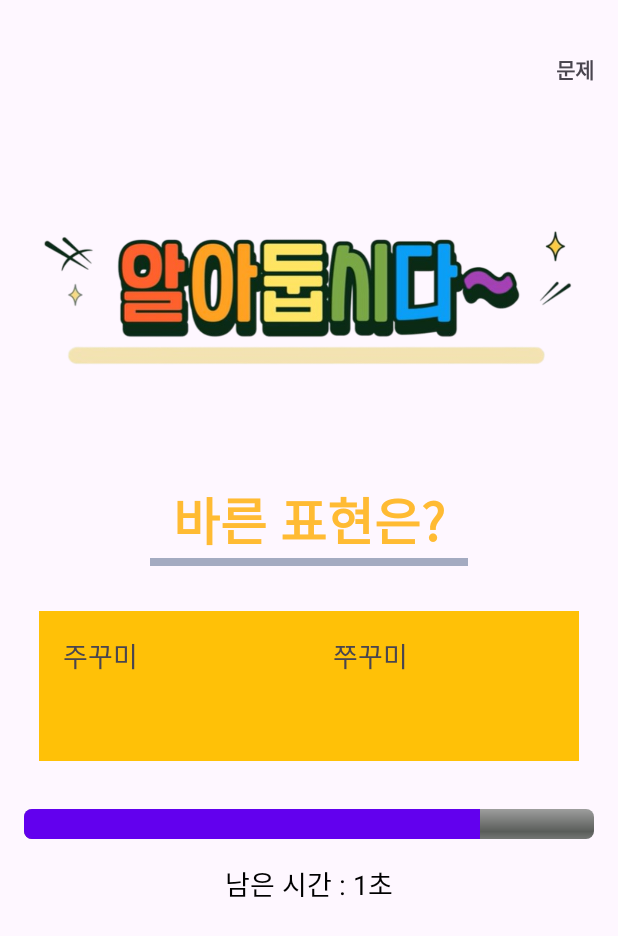
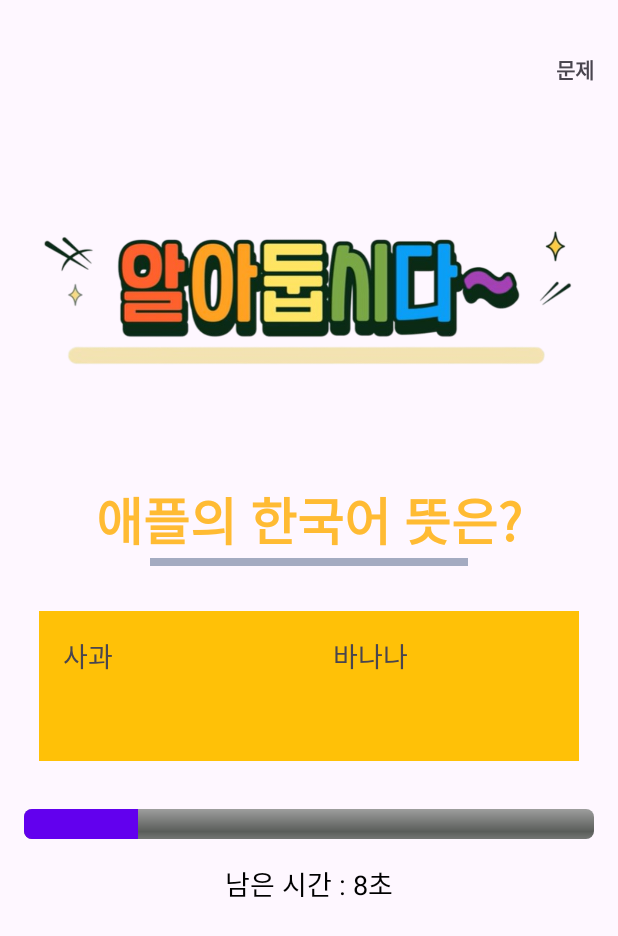
Before and after one commit to N-jongsik/QuizApp, an Android app: the QuizActivity screen opened directly, with no data from a screen before it, after a tap on "주꾸미", on a phone screen of 412 x 824 dp. Shown: the top 936 px of the screen. Run offline under Robolectric (Android 15) with nearby library versions, the phone set to English and light mode, and no system bars.

Commit message:
List DATA

```diff
--- a/app/src/main/java/com/example/quizapp/MainActivity.kt
+++ b/app/src/main/java/com/example/quizapp/MainActivity.kt
@@ -9,7 +9,6 @@ import androidx.activity.enableEdgeToEdge
 import androidx.appcompat.app.AppCompatActivity
 import androidx.core.view.ViewCompat
 import androidx.core.view.WindowInsetsCompat
-import com.example.quizapp.QuizActivity
 
 class MainActivity : AppCompatActivity() {
 
--- /dev/null
+++ b/app/src/main/java/com/example/quizapp/Question.kt
@@ -0,0 +1,7 @@
+package com.example.quizapp
+
+data class Question(
+    val questionText: String, // 질문
+    val options: List<String>, // 선택지
+    val correctAnswer: String // 정답
+)
--- a/app/src/main/java/com/example/quizapp/QuizActivity.kt
+++ b/app/src/main/java/com/example/quizapp/QuizActivity.kt
@@ -15,9 +15,25 @@ class QuizActivity : AppCompatActivity() {
     private lateinit var timerTextView: TextView
     private lateinit var option1: FrameLayout
     private lateinit var option2: FrameLayout
+    private lateinit var option1Text: TextView
+    private lateinit var option2Text: TextView
 
-    private var timeLeft: Int = 5 // 타이머 시간 (초)
+    private var timeLeft: Int = 10 // 타이머 시간 (초)
     private var progress: Int = 0
+    private var currentQuestionIndex = 0 // 현재 문제 인덱스
+
+    private val questions = listOf(
+        Question("바른 표현은?", listOf("주꾸미", "쭈꾸미"), "주꾸미"),
+        Question("애플의 한국어 뜻은?", listOf("사과", "바나나"), "사과"),
+        Question("한국의 수도는?", listOf("서울", "부산"), "서울"),
+        Question("1 + 1 = ?", listOf("2", "11"), "2"),
+        Question("가장 큰 행성은?", listOf("지구", "목성"), "목성"),
+        Question("코틀린은 어떤 언어?", listOf("프로그래밍 언어", "음식"), "프로그래밍 언어"),
+        Question("파이썬은?", listOf("동물", "프로그래밍 언어"), "프로그래밍 언어"),
+        Question("HTML은?", listOf("마크업 언어", "음식"), "마크업 언어"),
+        Question("안드로이드는?", listOf("운영체제", "과일"), "운영체제"),
+        Question("자바는?", listOf("섬", "프로그래밍 언어"), "프로그래밍 언어")
+    )
 
     override fun onCreate(savedInstanceState: Bundle?) {
         super.onCreate(savedInstanceState)
@@ -29,43 +45,67 @@ class QuizActivity : AppCompatActivity() {
         option1 = findViewById(R.id.option1)
         option2 = findViewById(R.id.option2)
 
-        // 진행 바 초기화
-        progressBar.progress = 0
+        // FrameLayout 내부 TextView 참조
+        option1Text = option1.findViewById(R.id.textview1)
+        option2Text = option2.findViewById(R.id.textview2) // 대소문자 수정
 
-        // 타이머 시작
-        startTimer()
+        // 문제 표시
+        showQuestion()
 
-        // 선택지 클릭 이벤트 설정
-        option1.setOnClickListener { checkAnswer("주꾸미") }
-        option2.setOnClickListener { checkAnswer("쭈꾸미") }
+        // 선택지 클릭 이벤트
+        option1.setOnClickListener { checkAnswer(0) }
+        option2.setOnClickListener { checkAnswer(1) }
     }
 
+    private fun showQuestion() {
+        if (currentQuestionIndex < questions.size) {
+            val currentQuestion = questions[currentQuestionIndex]
+            findViewById<TextView>(R.id.textView2).text = currentQuestion.questionText
+            option1Text.text = currentQuestion.options[0]
+            option2Text.text = currentQuestion.options[1]
+            startTimer()
+        } else {
+            Toast.makeText(this, "퀴즈 완료!", Toast.LENGTH_SHORT).show()
+            navigateToMainScreen()
+        }
+    }
+
+    private var countDownTimer: CountDownTimer? = null
+
     private fun startTimer() {
-        object : CountDownTimer(timeLeft * 1000L, 1000) {
+        timeLeft = 10
+        progress = 0
+        progressBar.progress = progress
+
+        countDownTimer?.cancel() // 이전 타이머 취소
+        countDownTimer = object : CountDownTimer(timeLeft * 1000L, 1000) {
             override fun onTick(millisUntilFinished: Long) {
                 timeLeft--
                 timerTextView.text = "남은 시간 : ${timeLeft}초"
-                progress += 20
+                progress += 10
                 progressBar.progress = progress
             }
 
             override fun onFinish() {
                 Toast.makeText(this@QuizActivity, "시간 초과!", Toast.LENGTH_SHORT).show()
-                // 메인 화면으로 이동
-                navigateToMainScreen()
+                currentQuestionIndex++
+                showQuestion()
             }
         }.start()
     }
 
-    private fun checkAnswer(answer: String) {
-        val correctAnswer = "주꾸미" // 정답 설정
-        if (answer == correctAnswer) {
+    private fun checkAnswer(selectedIndex: Int) {
+        val currentQuestion = questions[currentQuestionIndex]
+        val selectedAnswer = currentQuestion.options[selectedIndex]
+
+        if (selectedAnswer == currentQuestion.correctAnswer) {
             Toast.makeText(this, "정답입니다!", Toast.LENGTH_SHORT).show()
-            // 다음 문제로 이동 또는 점수 증가
         } else {
             Toast.makeText(this, "틀렸습니다!", Toast.LENGTH_SHORT).show()
-            // 오답 처리 로직
         }
+
+        currentQuestionIndex++
+        showQuestion()
     }
 
     private fun navigateToMainScreen() {
--- a/app/src/main/res/layout/activity_quiz.xml
+++ b/app/src/main/res/layout/activity_quiz.xml
@@ -63,10 +63,11 @@
             android:layout_height="100dp"
             android:background="#FFC107"
             android:padding="16dp">
+
             <TextView
+                android:id="@+id/textview1"
                 android:layout_width="wrap_content"
                 android:layout_height="wrap_content"
-                android:text="주꾸미"
                 android:textSize="18sp" />
         </FrameLayout>
 
@@ -76,10 +77,11 @@
             android:layout_height="100dp"
             android:background="#FFC107"
             android:padding="16dp">
+
             <TextView
+                android:id="@+id/textview2"
                 android:layout_width="wrap_content"
                 android:layout_height="wrap_content"
-                android:text="쭈꾸미"
                 android:textSize="18sp" />
         </FrameLayout>
     </LinearLayout>
```
